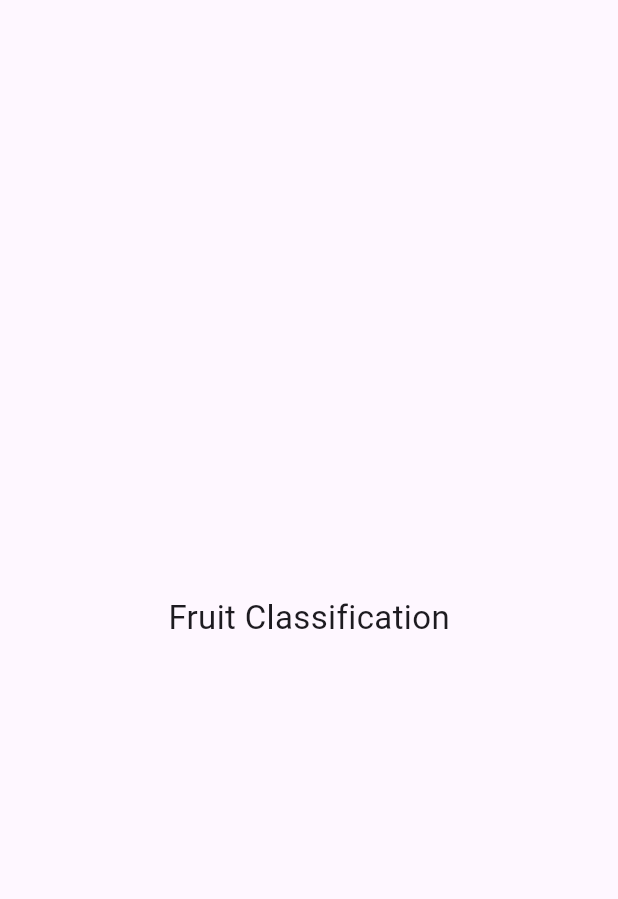
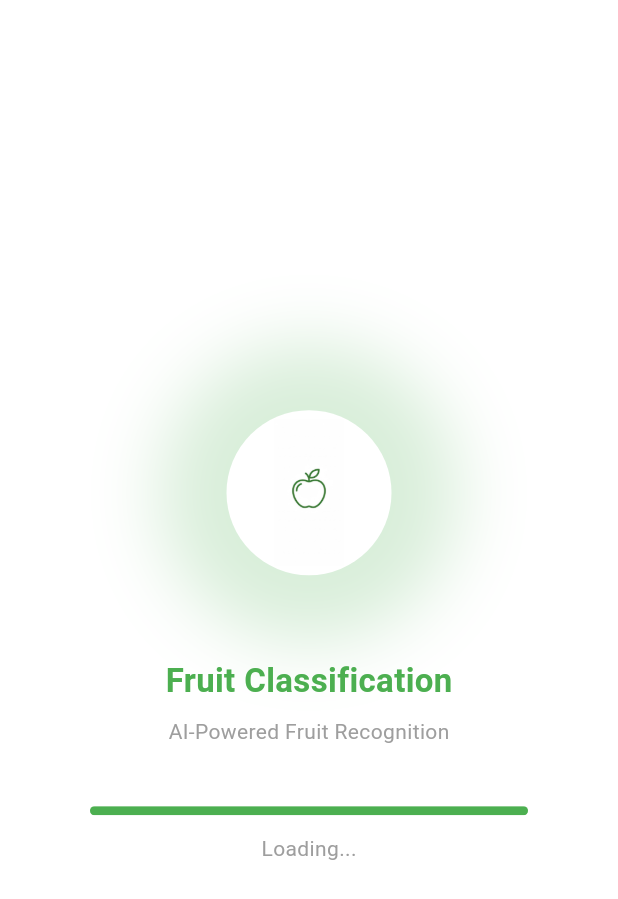
Before and after one commit to mohamed23elbalkemy-bit/fruit_classification, a Flutter app: the screen it shows after launch, on a phone screen of 412 x 824 dp. Shown: the top 899 px of the screen. Run offline on Flutter 3.47's test engine with Material 3 defaults, Android fonts, the phone set to English and light mode, and no system bars.

Commit message:
Implement splash screen UI

```diff
--- a/lib/app/app.dart
+++ b/lib/app/app.dart
@@ -1,24 +1,14 @@
 import 'package:flutter/material.dart';
+import '../ui/screens/splash/splash_screen.dart';
 
-class FruitClassification  extends StatelessWidget {
-  const FruitClassification ({super.key});
+class FruitClassificationApp extends StatelessWidget {
+  const FruitClassificationApp({super.key});
 
   @override
   Widget build(BuildContext context) {
-    return MaterialApp(
+    return const MaterialApp(
       debugShowCheckedModeBanner: false,
-      title: 'Fruit Classification',
-      theme: ThemeData(
-        primarySwatch: Colors.green,
-      ),
-      home: const Scaffold(
-        body: Center(
-          child: Text(
-            'Fruit Classification',
-            style: TextStyle(fontSize: 22),
-          ),
-        ),
-      ),
+      home: SplashScreen(),
     );
   }
 }
--- /dev/null
+++ b/lib/core/utils/app_colors.dart
@@ -0,0 +1,9 @@
+import 'package:flutter/material.dart';
+
+class AppColors {
+  static const Color primaryGreen = Color(0xFF4CAF50);
+  static const Color lightGreen = Color(0xFF81C784);
+  static const Color textDark = Color(0xFF2E2E2E);
+  static const Color textGrey = Color(0xFF9E9E9E);
+  static const Color white = Colors.white;
+}
--- a/lib/main.dart
+++ b/lib/main.dart
@@ -2,5 +2,5 @@ import 'package:flutter/material.dart';
 import 'app/app.dart';
 
 void main() {
-  runApp(const FruitClassification());
+  runApp(const FruitClassificationApp());
 }
--- a/lib/ui/screens/splash/splash_screen.dart
+++ b/lib/ui/screens/splash/splash_screen.dart
@@ -0,0 +1,125 @@
+import 'dart:async';
+import 'package:flutter/material.dart';
+import '../../../core/utils/app_colors.dart';
+
+class SplashScreen extends StatefulWidget {
+  const SplashScreen({super.key});
+
+  @override
+  State<SplashScreen> createState() => _SplashScreenState();
+}
+
+class _SplashScreenState extends State<SplashScreen> {
+  double progress = 0.0;
+
+  @override
+  void initState() {
+    super.initState();
+    _startLoading();
+  }
+
+  void _startLoading() {
+    Timer.periodic(const Duration(milliseconds: 300), (timer) {
+      setState(() {
+        progress += 0.15;
+      });
+
+      if (progress >= 1) {
+        timer.cancel();
+
+      }
+    });
+  }
+
+  @override
+  Widget build(BuildContext context) {
+    return Scaffold(
+      backgroundColor: AppColors.white,
+      body: Column(
+        mainAxisAlignment: MainAxisAlignment.center,
+        children: [
+          // Logo with glow
+          Container(
+            width: 160,
+            height: 160,
+            decoration: BoxDecoration(
+              shape: BoxShape.circle,
+              boxShadow: [
+                BoxShadow(
+                  color: AppColors.lightGreen.withOpacity(0.3),
+                  blurRadius: 40,
+                  spreadRadius: 20,
+                ),
+              ],
+            ),
+            child: Center(
+              child: Container(
+                width: 110,
+                height: 110,
+                decoration: const BoxDecoration(
+                  color: AppColors.white,
+                  shape: BoxShape.circle,
+                ),
+                child: Padding(
+                  padding: const EdgeInsets.all(6),
+                  child: Image.asset(
+                    'assets/images/splash_logo.jpg',
+                    fit: BoxFit.contain,
+                  ),
+                ),
+              ),
+            ),
+          ),
+
+          const SizedBox(height: 30),
+
+          const Text(
+            'Fruit Classification',
+            style: TextStyle(
+              fontSize: 22,
+              fontWeight: FontWeight.bold,
+              color: AppColors.primaryGreen,
+            ),
+          ),
+
+          const SizedBox(height: 8),
+
+          const Text(
+            'AI-Powered Fruit Recognition',
+            style: TextStyle(
+              fontSize: 14,
+              color: AppColors.textGrey,
+            ),
+          ),
+
+          const SizedBox(height: 40),
+
+          Padding(
+            padding: const EdgeInsets.symmetric(horizontal: 60),
+            child: ClipRRect(
+              borderRadius: BorderRadius.circular(10),
+              child: LinearProgressIndicator(
+                value: progress,
+                backgroundColor: AppColors.lightGreen.withOpacity(0.4),
+                valueColor: const AlwaysStoppedAnimation<Color>(
+                  AppColors.primaryGreen,
+                ),
+                minHeight: 6,
+              ),
+            ),
+
+          ),
+
+          const SizedBox(height: 12),
+
+          const Text(
+            'Loading...',
+            style: TextStyle(
+              color: AppColors.textGrey,
+            ),
+          ),
+        ],
+      ),
+    );
+  }
+}
--- a/pubspec.yaml
+++ b/pubspec.yaml
@@ -23,5 +23,7 @@ dev_dependencies:
   flutter_lints: ^6.0.0
 
 flutter:
+  assets:
+    - assets/images/
 
   uses-material-design: true
```
Also changed, not shown: assets/images/splash_logo.jpg (added).
